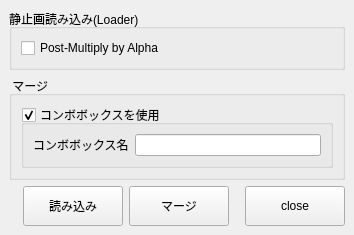
First picture: the form in app/fusion/python/rs_fusion/tool/tatie/tatie.ui, repository nakano000/Resolve_Script, before the edit.
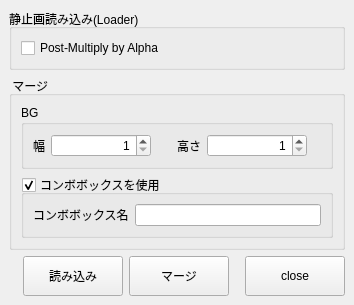
Second picture: the form after the edit.

Commit message: BG設定追加

The edit to the form file:
```diff
--- a/app/fusion/python/rs_fusion/tool/tatie/tatie.ui
+++ b/app/fusion/python/rs_fusion/tool/tatie/tatie.ui
@@ -7,7 +7,7 @@
     <x>0</x>
     <y>0</y>
     <width>354</width>
-    <height>218</height>
+    <height>279</height>
    </rect>
   </property>
   <property name="windowTitle">
@@ -50,6 +50,99 @@
        <string> マージ</string>
       </property>
       <layout class="QVBoxLayout" name="verticalLayout_3">
+       <item>
+        <widget class="QGroupBox" name="groupBox_3">
+         <property name="title">
+          <string>BG</string>
+         </property>
+         <layout class="QHBoxLayout" name="horizontalLayout">
+          <item>
+           <widget class="QLabel" name="label_2">
+            <property name="text">
+             <string>幅</string>
+            </property>
+           </widget>
+          </item>
+          <item>
+           <widget class="QSpinBox" name="widthSpinBox">
+            <property name="minimumSize">
+             <size>
+              <width>100</width>
+              <height>0</height>
+             </size>
+            </property>
+            <property name="alignment">
+             <set>Qt::AlignRight|Qt::AlignTrailing|Qt::AlignVCenter</set>
+            </property>
+            <property name="minimum">
+             <number>1</number>
+            </property>
+            <property name="maximum">
+             <number>999999</number>
+            </property>
+            <property name="displayIntegerBase">
+             <number>10</number>
+            </property>
+           </widget>
+          </item>
+          <item>
+           <spacer name="horizontalSpacer_3">
+            <property name="orientation">
+             <enum>Qt::Horizontal</enum>
+            </property>
+            <property name="sizeType">
+             <enum>QSizePolicy::Fixed</enum>
+            </property>
+            <property name="sizeHint" stdset="0">
+             <size>
+              <width>20</width>
+              <height>20</height>
+             </size>
+            </property>
+           </spacer>
+          </item>
+          <item>
+           <widget class="QLabel" name="label_3">
+            <property name="text">
+             <string>高さ</string>
+            </property>
+           </widget>
+          </item>
+          <item>
+           <widget class="QSpinBox" name="heightSpinBox">
+            <property name="minimumSize">
+             <size>
+              <width>100</width>
+              <height>0</height>
+             </size>
+            </property>
+            <property name="alignment">
+             <set>Qt::AlignRight|Qt::AlignTrailing|Qt::AlignVCenter</set>
+            </property>
+            <property name="minimum">
+             <number>1</number>
+            </property>
+            <property name="maximum">
+             <number>999999</number>
+            </property>
+           </widget>
+          </item>
+          <item>
+           <spacer name="horizontalSpacer_4">
+            <property name="orientation">
+             <enum>Qt::Horizontal</enum>
+            </property>
+            <property name="sizeHint" stdset="0">
+             <size>
+              <width>8</width>
+              <height>20</height>
+             </size>
+            </property>
+           </spacer>
+          </item>
+         </layout>
+        </widget>
+       </item>
        <item>
         <widget class="QGroupBox" name="cbGroupBox">
          <property name="title">
```
The commit also changes 2 other files.
